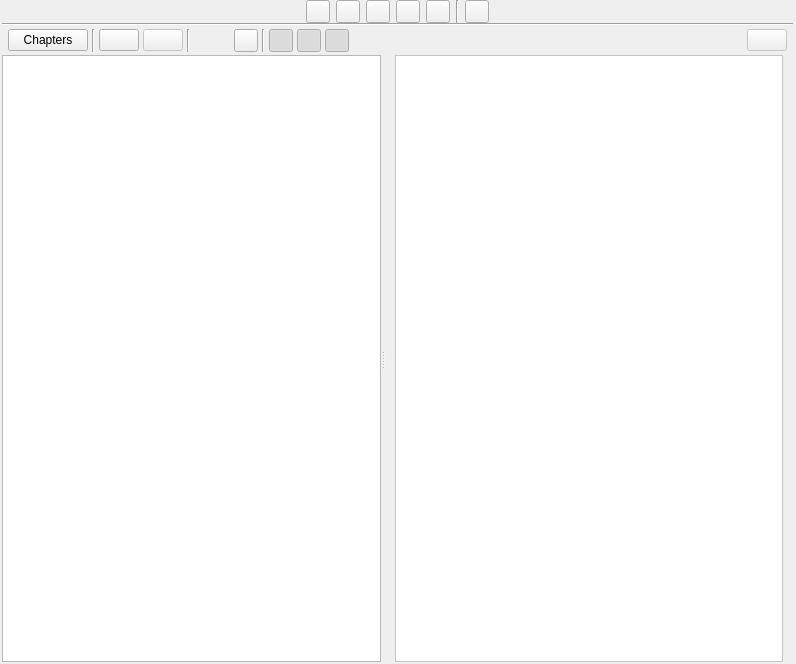
Qt form ui/scenes_view.ui (zkovari/plotlyst) before a commit.
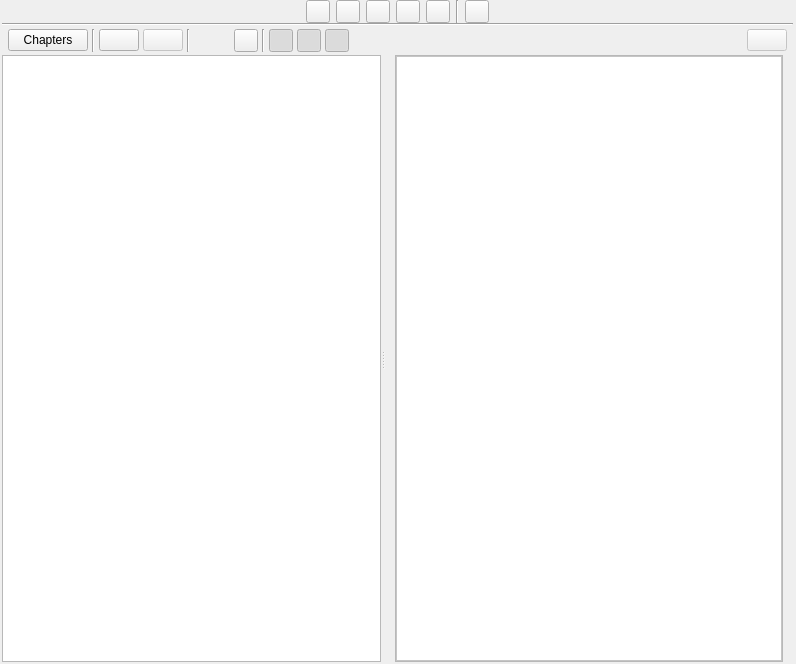
The same form after that commit. Custom widgets are drawn as their Qt base class.

Commit message: reduce icon size in scene card

```diff
--- a/ui/scenes_view.ui
+++ b/ui/scenes_view.ui
@@ -548,6 +548,36 @@
                 <number>0</number>
                </property>
                <item>
+                <widget class="QScrollArea" name="scrollArea">
+                 <property name="widgetResizable">
+                  <bool>true</bool>
+                 </property>
+                 <widget class="QWidget" name="scrollAreaWidgetContents_2">
+                  <property name="geometry">
+                   <rect>
+                    <x>0</x>
+                    <y>0</y>
+                    <width>370</width>
+                    <height>603</height>
+                   </rect>
+                  </property>
+                  <layout class="QHBoxLayout" name="horizontalLayout_8">
+                   <property name="spacing">
+                    <number>0</number>
+                   </property>
+                   <property name="leftMargin">
+                    <number>0</number>
+                   </property>
+                   <property name="topMargin">
+                    <number>0</number>
+                   </property>
+                   <property name="rightMargin">
+                    <number>0</number>
+                   </property>
+                   <property name="bottomMargin">
+                    <number>0</number>
+                   </property>
+                   <item>
                 <widget class="QFrame" name="cards">
                  <property name="styleSheet">
                   <string notr="true">.QFrame {
@@ -560,6 +590,10 @@
                  <property name="frameShadow">
                   <enum>QFrame::Raised</enum>
                  </property>
+                    </widget>
+                   </item>
+                  </layout>
+                 </widget>
                 </widget>
                </item>
               </layout>
```
Lines whose indentation alone changed are shown as unchanged. The commit also changes 5 other files.
